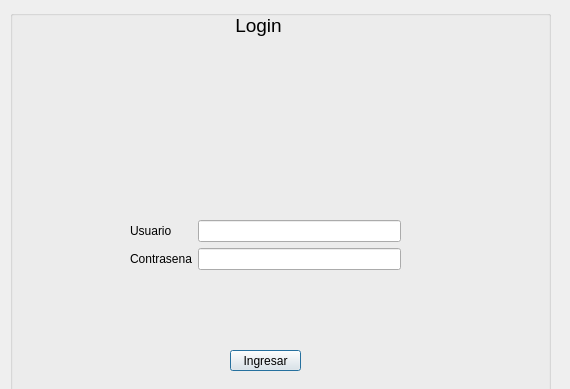
Before: the Qt Designer form Programa/ui_files/LoginDialog.ui in fr4j4/TrabajoTallerConstruccionSw, drawn with Qt 5.
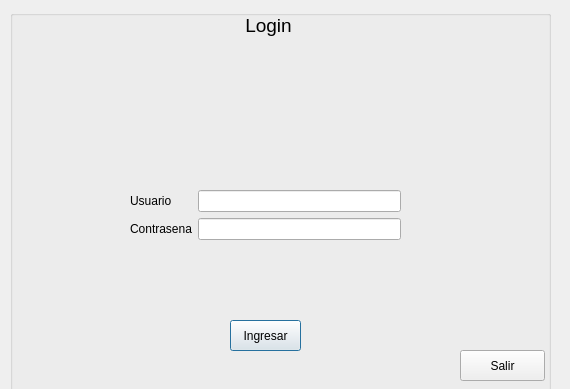
After: the same form once the commit is applied. Icons and pictures are not drawn.

Commit message: mejorado login

The edit to the form file:
```diff
--- a/Programa/ui_files/LoginDialog.ui
+++ b/Programa/ui_files/LoginDialog.ui
@@ -29,7 +29,7 @@
     <property name="geometry">
      <rect>
       <x>120</x>
-      <y>210</y>
+      <y>180</y>
       <width>271</width>
       <height>85</height>
      </rect>
@@ -68,9 +68,9 @@
     <property name="geometry">
      <rect>
       <x>220</x>
-      <y>340</y>
+      <y>310</y>
       <width>71</width>
-      <height>21</height>
+      <height>31</height>
      </rect>
     </property>
     <property name="text">
@@ -97,7 +97,7 @@
     <property name="geometry">
      <rect>
       <x>10</x>
-      <y>310</y>
+      <y>280</y>
       <width>521</width>
       <height>21</height>
      </rect>
@@ -116,7 +116,7 @@
    <widget class="QLabel" name="label_2">
     <property name="geometry">
      <rect>
-      <x>220</x>
+      <x>230</x>
       <y>0</y>
       <width>71</width>
       <height>31</height>
@@ -134,6 +134,19 @@
      <string> Login</string>
     </property>
    </widget>
+   <widget class="QPushButton" name="BSalir">
+    <property name="geometry">
+     <rect>
+      <x>450</x>
+      <y>340</y>
+      <width>85</width>
+      <height>31</height>
+     </rect>
+    </property>
+    <property name="text">
+     <string>Salir</string>
+    </property>
+   </widget>
   </widget>
  </widget>
  <resources/>
```
Left out of the diff: 6 changed lines with no effect on the pictures. The commit also changes 3 other files.
